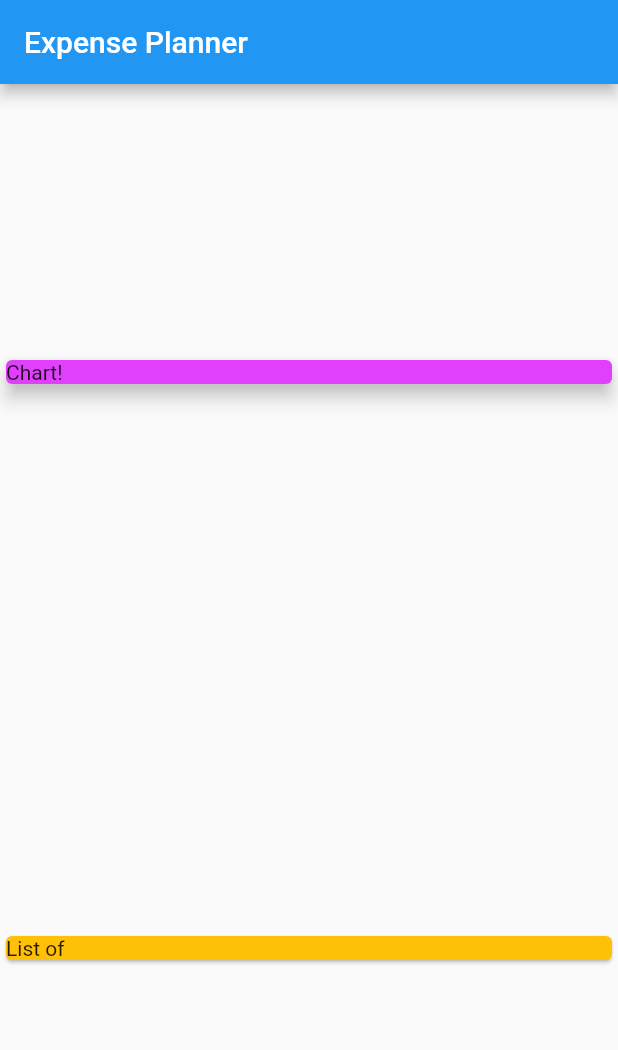
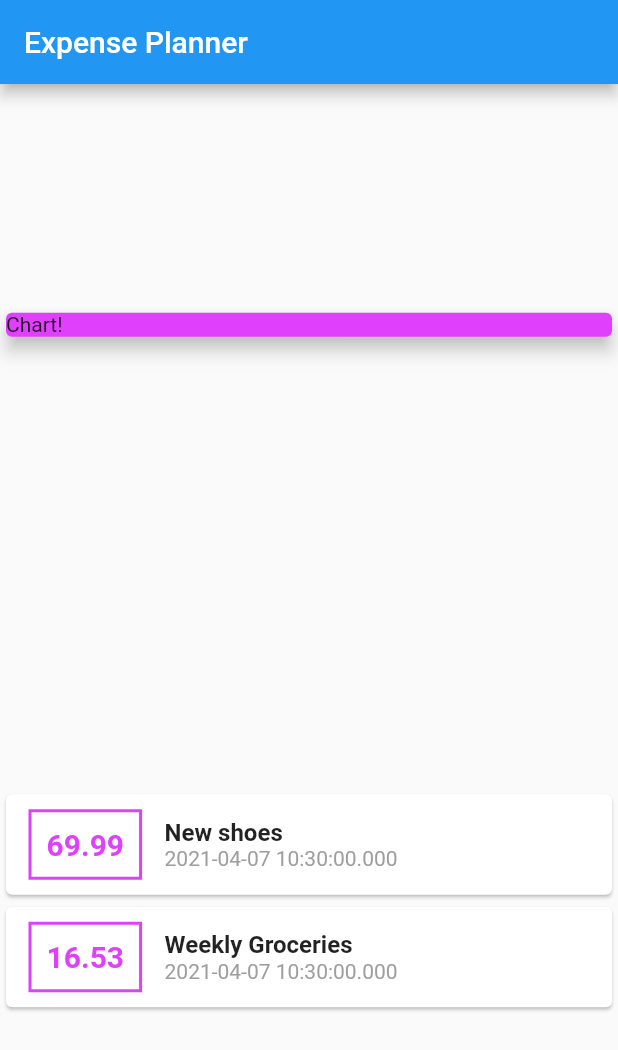
Before and after one commit to elefantaka/expensePlannerApp, a Flutter app: the screen it shows after launch, on a phone screen of 412 x 824 dp. Shown: the top 1050 px of the screen. Run offline on Flutter 3.47's test engine with Material 2 defaults, Android fonts, the phone set to English and light mode, and no system bars.

```diff
--- a/lib/main.dart
+++ b/lib/main.dart
@@ -50,9 +50,49 @@ class MyHomePage extends StatelessWidget {
                 elevation: 5,
               ),
             ),
-            Card(
-              color: Colors.amber,
-              child: Text('List of'),
+            Column(
+              children: transactions.map((tx) {
+                return Card(
+                  child: Row(
+                    children: <Widget>[
+                      Container(
+                        margin: EdgeInsets.symmetric(
+                          vertical: 10,
+                          horizontal: 15,
+                        ),
+                        decoration: BoxDecoration(
+                          border: Border.all(
+                            color: Colors.purpleAccent,
+                            width: 2,
+                          ),
+                        ),
+                        padding: EdgeInsets.all(10),
+                        child: Text(
+                          tx.amount.toString(),
+                          style: TextStyle(
+                            fontWeight: FontWeight.bold,
+                            fontSize: 20,
+                            color: Colors.purpleAccent,
+                          ),
+                        ),
+                      ),
+                      Column(
+                        crossAxisAlignment: CrossAxisAlignment.start,
+                        children: <Widget>[
+                          Text(
+                            tx.title,
+                            style: TextStyle(fontSize: 16, fontWeight: FontWeight.bold),
+                          ),
+                          Text(
+                            tx.date.toString(),
+                            style: TextStyle(color: Colors.grey),
+                          ),
+                        ],
+                      ),
+                    ],
+                  ),
+                );
+              }).toList(),
             ),
           ],
         ));
```
